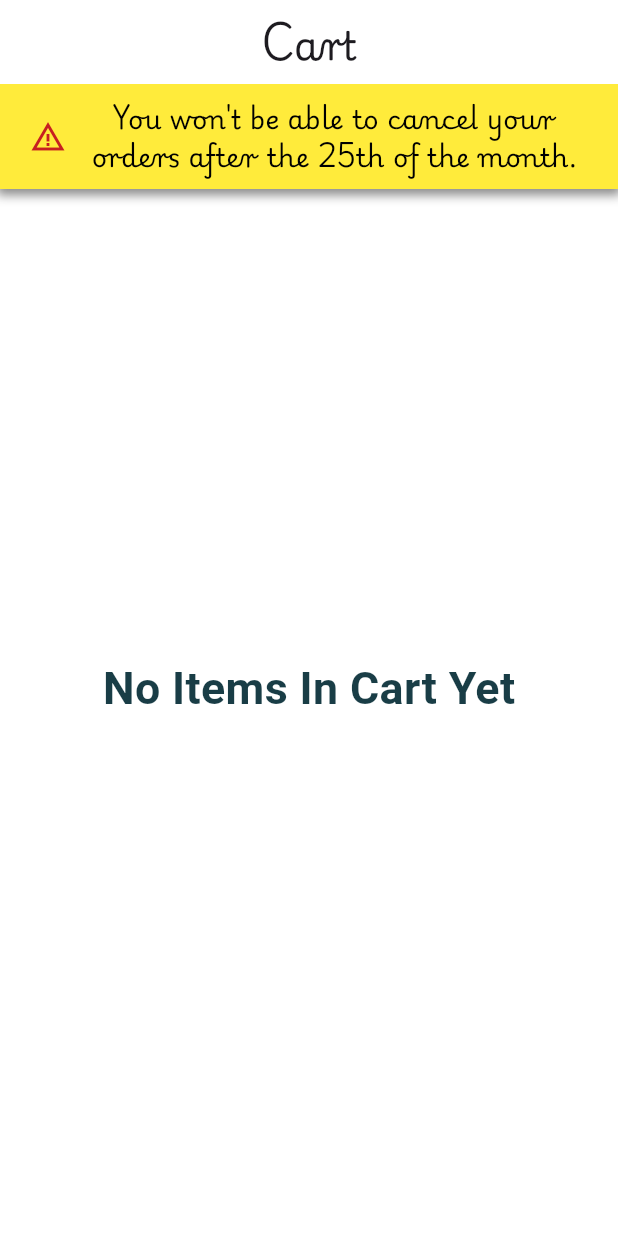
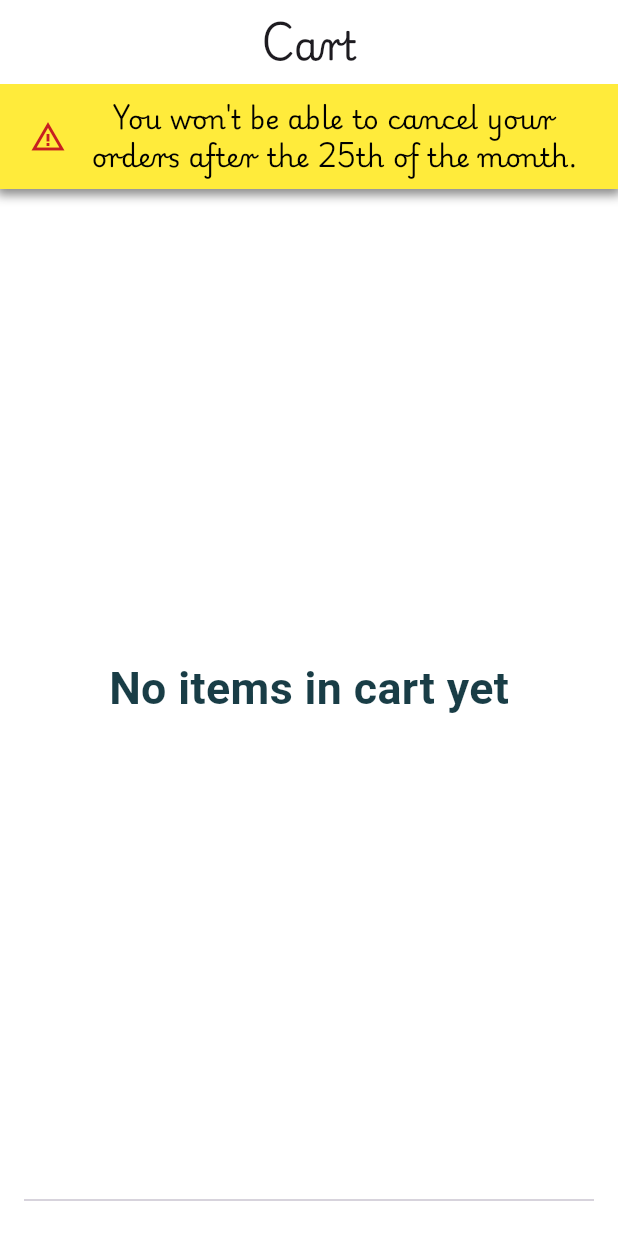
Before and after one commit to Yo0ousef/bekia_pay, a Flutter app: the HomeView screen opened directly, after a tap on the "shopping cart" icon, on a phone screen of 412 x 824 dp. Run offline on Flutter 3.47's test engine with Material 3 defaults, Android fonts, the phone set to English and light mode, and no system bars; our stand-ins replace cached_network_image, carousel_slider, dots_indicator, easy_localization, flutter_bloc, fluttertoast and 4 more; missing offline and left inert: phone_text_field; accounts and stored records are empty; Roboto replaces fonts that are missing (Noto).

Commit message:
modified the ui in cart screen

```diff
--- a/lib/core/utils/translations/locale_keys_g.dart
+++ b/lib/core/utils/translations/locale_keys_g.dart
@@ -81,5 +81,17 @@ abstract class  LocaleKeys {
   static const cart = 'cart';
   static const cart_warning_message = 'cart_warning_message';
   static const reload = 'reload';
+  static const something_went_wrong = 'something_went_wrong';
+  static const cancel = 'cancel';
+  static const order_now = 'order_now';
+  static const insufficient_points = 'insufficient_points';
+  static const points = 'points';
+  static const you_have = 'you_have';
+  static const pay_total_of = 'pay_total_of';
+  static const no_items_in_cart = 'no_items_in_cart';
+  static const amount = 'amount';
+  static const price = 'price';
+  static const total = 'total';
+  static const order_placed = 'order_placed';
 
 }
--- a/lib/features/cart/ui/widgets/cart_items_list.dart
+++ b/lib/features/cart/ui/widgets/cart_items_list.dart
@@ -1,7 +1,9 @@
 import 'package:bekia_pay/app/theming/theming_typography.dart';
+import 'package:bekia_pay/core/utils/translations/locale_keys_g.dart';
 import 'package:bekia_pay/features/cart/logic/cart_cubit/cart_cubit.dart';
 import 'package:bekia_pay/features/cart/ui/widgets/cart_view_item.dart';
 import 'package:bekia_pay/features/shop/data/models/cart_item_model.dart';
+import 'package:easy_localization/easy_localization.dart';
 import 'package:flutter/material.dart';
 import 'package:flutter_bloc/flutter_bloc.dart';
 
@@ -15,7 +17,7 @@ class CartItemsList extends StatelessWidget {
         if (state.isEmpty) {
           return Center(
             child: Text(
-              "No Items In Cart Yet",
+              LocaleKeys.no_items_in_cart.tr(),
               style: ThemingTypography.styleBold24(context),
             ),
           );
--- a/lib/features/cart/ui/widgets/cart_view_body.dart
+++ b/lib/features/cart/ui/widgets/cart_view_body.dart
@@ -1,22 +1,16 @@
 import 'package:bekia_pay/app/theming/app_colors.dart';
 import 'package:bekia_pay/app/theming/theming_typography.dart';
-import 'package:bekia_pay/core/shared/logic/cubits/points/points_cubit/points_cubit.dart';
 import 'package:bekia_pay/core/utils/translations/locale_keys_g.dart';
-import 'package:bekia_pay/features/cart/logic/cart_cubit/cart_cubit.dart';
-import 'package:bekia_pay/features/cart/logic/check_out_cubit/check_out_cubit.dart';
+import 'package:bekia_pay/features/cart/ui/widgets/cart_check_out_button.dart';
 import 'package:bekia_pay/features/cart/ui/widgets/cart_items_list.dart';
-import 'package:bekia_pay/features/shop/data/models/cart_item_model.dart';
 import 'package:easy_localization/easy_localization.dart';
 import 'package:flutter/material.dart';
-import 'package:flutter_bloc/flutter_bloc.dart';
-import 'package:fluttertoast/fluttertoast.dart';
 
 class CartViewBody extends StatelessWidget {
   const CartViewBody({super.key});
 
   @override
   Widget build(BuildContext context) {
-    ThemeData theme = Theme.of(context);
     return Column(
       children: [
         Container(
@@ -52,82 +46,10 @@ class CartViewBody extends StatelessWidget {
         ),
         const Expanded(child: CartItemsList()),
         Padding(
-          padding: const .all(16.0),
-          child: BlocBuilder<CartCubit, List<CartItemModel>>(
-            builder: (context, cartItems) {
-              if (cartItems.isEmpty) return const SizedBox.shrink();
-              return BlocBuilder<CheckOutCubit, CheckOutState>(
-                builder: (context, checkoutState) {
-                  final totalPoints = context.read<CartCubit>().totalPoints;
-                  final isAfterLimit = DateTime.now().day >= 25;
-                  return BlocBuilder<PointsCubit, PointsState>(
-                    builder: (context, state) {
-                      return state.maybeWhen(
-                        loading: () {
-                          return CircularProgressIndicator(
-                            color: theme.primaryColor,
-                          );
-                        },
-                        success: (points) {
-                          final num userPoints = points;
-                          final isInsufficient = (userPoints < totalPoints);
-                          final bool isDisabled =
-                              isAfterLimit ||
-                              checkoutState.maybeWhen(
-                                loading: () => true,
-                                orElse: () => false,
-                              );
-                          return ElevatedButton(
-                            style: ElevatedButton.styleFrom(
-                              backgroundColor: isAfterLimit
-                                  ? AppColors.disableDarkColor
-                                  : AppColors.primaryLightColor,
-                              shape: RoundedRectangleBorder(
-                                borderRadius: BorderRadius.circular(12),
-                              ),
-                            ),
-                            onPressed: isDisabled
-                                ? null
-                                : () {
-                                    if (isInsufficient) {
-                                      Fluttertoast.showToast(
-                                        msg: "Insufficient",
-                                      );
-                                    } else {
-                                      context.read<CheckOutCubit>().checkOut(
-                                        items: cartItems,
-                                      );
-                                    }
-                                  },
-                            child: Text(
-                              "${LocaleKeys.materials.tr()} $totalPoints",
-                            ),
-                          );
-                        },
-                        orElse: () {
-                          return ElevatedButton(
-                            style: ElevatedButton.styleFrom(
-                              backgroundColor: isAfterLimit
-                                  ? AppColors.disableDarkColor
-                                  : AppColors.primaryLightColor,
-                              shape: RoundedRectangleBorder(
-                                borderRadius: BorderRadius.circular(12),
-                              ),
-                            ),
-                            onPressed: () {},
-                            child: Text(
-                              "${LocaleKeys.materials.tr()} $totalPoints",
-                            ),
-                          );
-                        },
-                      );
-                    },
-                  );
-                },
-              );
-            },
-          ),
+          padding: const EdgeInsets.symmetric(horizontal: 16.0),
+          child: const Divider(),
         ),
+        CartCheckOutButton(),
       ],
     );
   }
--- a/lib/features/home/ui/widgets/home_view_body.dart
+++ b/lib/features/home/ui/widgets/home_view_body.dart
@@ -3,9 +3,11 @@ import 'package:bekia_pay/core/shared/widgets/reload_button.dart';
 import 'package:bekia_pay/core/utils/extensions/context_extensions.dart';
 import 'package:bekia_pay/core/utils/extensions/num_extensions.dart';
 import 'package:bekia_pay/core/utils/extensions/widget_extensions.dart';
+import 'package:bekia_pay/core/utils/translations/locale_keys_g.dart';
 import 'package:bekia_pay/features/home/logic/offers_cubit.dart';
 import 'package:bekia_pay/features/home/ui/widgets/home_grid.dart';
 import 'package:bekia_pay/features/home/ui/widgets/home_slider.dart';
+import 'package:easy_localization/easy_localization.dart';
 import 'package:flutter/material.dart';
 import 'package:flutter_bloc/flutter_bloc.dart';
 
@@ -39,7 +41,7 @@ class HomeViewBody extends StatelessWidget {
                     child: Column(
                       mainAxisAlignment: .center,
                       children: [
-                        Text("Something went wrong , try again later"),
+                        Text(LocaleKeys.something_went_wrong.tr()),
                         12.vGap,
                         ReloadButton(
                           onTap: () {
```
Also changed, not shown: assets/translations/ar.json (+13 -1 lines), assets/translations/en.json (+13 -1 lines), lib/app/router/app_router.dart (+3 -9 lines), lib/features/cart/logic/check_out_cubit/check_out_cubit.dart (+7 -0 lines), lib/features/cart/ui/widgets/cart_check_out_button.dart (added, +180 -0 lines), lib/features/cart/ui/widgets/cart_view_item.dart (+17 -17 lines), lib/core/utils/translations/codegen_loader.g.dart.
